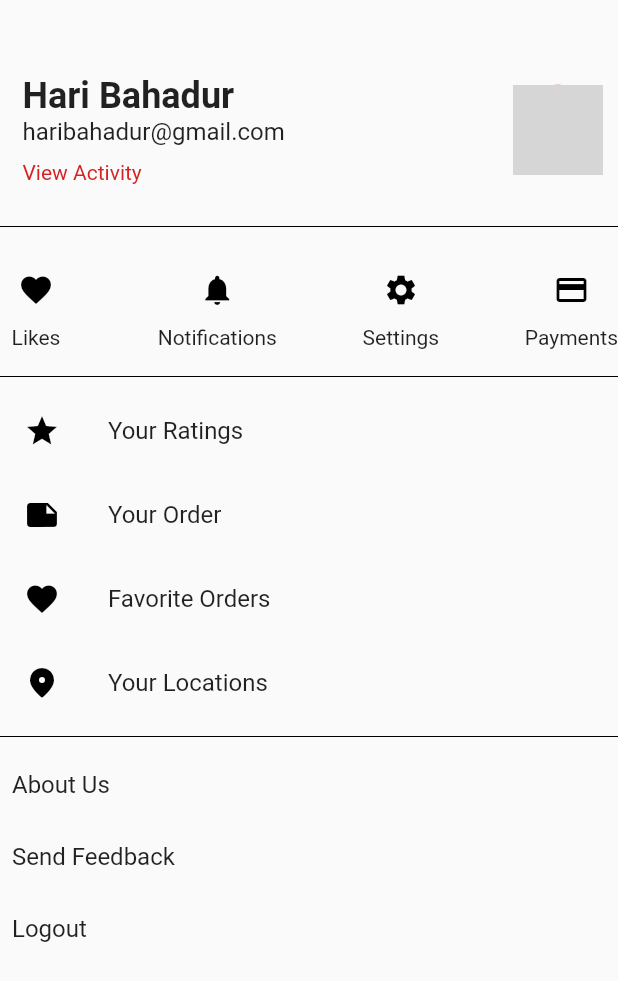
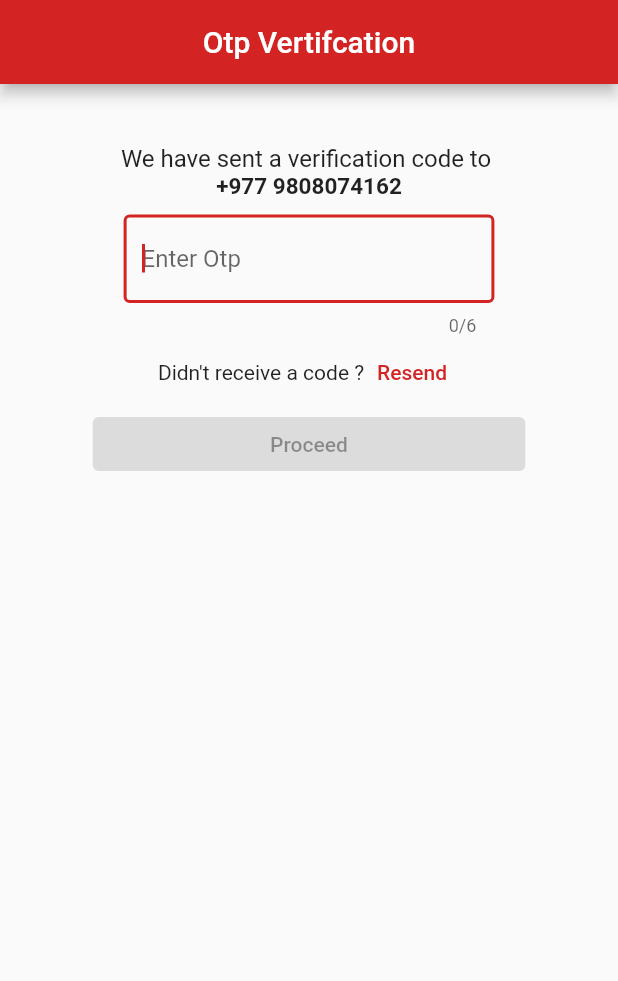
Before and after one commit to cygnus55/foodie, a Flutter app: the screen it shows after launch, on a phone screen of 412 x 824 dp. Shown: the top 981 px of the screen. Run offline on Flutter 3.47's test engine with Material 2 defaults, Android fonts, the phone set to English and light mode, and no system bars; our stand-ins replace flutter_signin_button, intl_phone_field; grey boxes are pictures that could not be loaded.

Commit message:
Add OTP Verification screen design

```diff
--- a/frontend/foodie/lib/main.dart
+++ b/frontend/foodie/lib/main.dart
@@ -3,6 +3,7 @@ import 'package:flutter/material.dart';
 import './screens/login_screen.dart';
 import './screens/tab_screen.dart';
 import './screens/profile_screen.dart';
+import './screens/otpverification_screen.dart';
 
 import './color.dart';
 
@@ -24,7 +25,7 @@ class MyApp extends StatelessWidget {
         ),
         // home: const MyHomePage(title: 'Foodie'),
         routes: {
-          '/': (ctx) => const ProfileScreen(),
+          '/': (ctx) => const OtpVerificationScreen(),
           TabScreen.routeName: (ctx) => const TabScreen(),
         });
   }
--- a/frontend/foodie/lib/screens/login_screen.dart
+++ b/frontend/foodie/lib/screens/login_screen.dart
@@ -14,7 +14,8 @@ class LoginScreen extends StatefulWidget {
 class _LoginScreenState extends State<LoginScreen> {
   @override
   Widget build(BuildContext context) {
-    return Scaffold(
+    return SafeArea(
+      child: Scaffold(
         body: SingleChildScrollView(
           child: Column(
             children: [
@@ -151,6 +152,7 @@ class _LoginScreenState extends State<LoginScreen> {
             ],
           ),
         ),
+      ),
     );
   }
 }
--- /dev/null
+++ b/frontend/foodie/lib/screens/otpverification_screen.dart
@@ -0,0 +1,51 @@
+import 'package:flutter/material.dart';
+
+class OtpVerificationScreen extends StatefulWidget {
+  const OtpVerificationScreen({Key? key}) : super(key: key);
+
+  @override
+  State<OtpVerificationScreen> createState() => _OtpVerificationScreenState();
+}
+
+class _OtpVerificationScreenState extends State<OtpVerificationScreen> {
+  @override
+  Widget build(BuildContext context) {
+    return SafeArea(
+      child: Scaffold(
+        appBar: AppBar(title: const Text('Otp Vertifcation'),centerTitle: true,),
+        body: Center(
+          child: Column(
+            children: [
+               const SizedBox(height: 40,),
+            Text('We have sent a verification code to ',
+             style: Theme.of(context).textTheme.subtitle1,),
+             Text('+977 9808074162' ,
+             style: Theme.of(context).textTheme.headline5?.copyWith(fontWeight: FontWeight.bold,fontSize: 15)
+             ,),
+               const SizedBox(height: 10,),
+               Container(
+                 margin: EdgeInsets.symmetric(horizontal: MediaQuery.of(context).size.width*0.2),
+                 child: const TextField(
+                   decoration: InputDecoration(
+                     hintText: 'Enter Otp',
+                     border: OutlineInputBorder()
+                   ),
+                   autofocus: true,
+                   maxLength: 6,
+                   keyboardType: TextInputType.number,
+                 )),
+                 Row(mainAxisAlignment: MainAxisAlignment.center,
+                   children:  [
+                   const Text("Didn't receive a code ?"),
+                   TextButton(onPressed: (){}, child:const Text('Resend'))
+                 ],),
+                 SizedBox(
+                   width: MediaQuery.of(context).size.width*0.7,
+                   child: const ElevatedButton(onPressed: null, child: Text('Proceed')))
+
+          ]),
+        ),
+      ),
+    );
+  }
+}
--- a/frontend/foodie/lib/screens/profile_screen.dart
+++ b/frontend/foodie/lib/screens/profile_screen.dart
@@ -62,12 +62,13 @@ class _ProfileScreenState extends State<ProfileScreen> {
 
   @override
   Widget build(BuildContext context) {
-    return Scaffold(
+    return SafeArea(
+      child: Scaffold(
         body: Column(
           crossAxisAlignment: CrossAxisAlignment.start,
           children: [
             const SizedBox(
-            height: 50,
+              height: 20,
             ),
             Row(
               mainAxisAlignment: MainAxisAlignment.spaceBetween,
@@ -203,6 +204,7 @@ class _ProfileScreenState extends State<ProfileScreen> {
             ),
           ],
         ),
+      ),
     );
   }
 }
```
Lines whose indentation alone changed are shown as unchanged.
